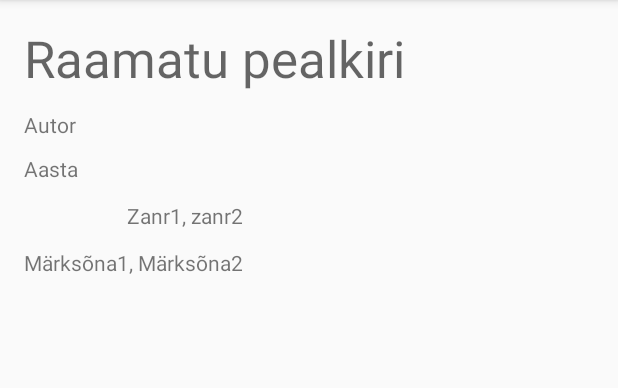
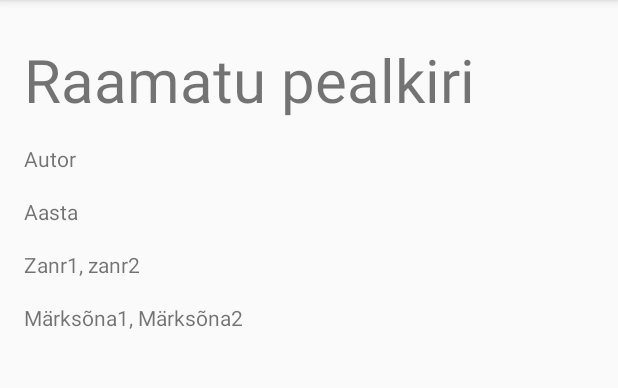
Before and after one commit to mihkelvilismae/tartu-library-app, an Android app: the BookViewActivity screen opened directly, with no data from a screen before it, on a phone screen of 412 x 824 dp, the part 84-472 px from its top. Run offline under Robolectric (Android 15) with nearby library versions, the phone set to English and light mode, and no system bars; 5 statements that could not run were skipped.

Commit message:
improved look of results page

```diff
--- a/AndroidApp/app/src/main/res/layout/activity_book_view.xml
+++ b/AndroidApp/app/src/main/res/layout/activity_book_view.xml
@@ -11,12 +11,32 @@
     tools:context="com.example.mihkel.libraryapp.Activities.BookViewActivity">
 
     <TextView
-        android:text="Raamatu pealkiri"
+        android:text="Zanr1, zanr2"
         android:layout_width="wrap_content"
         android:layout_height="wrap_content"
-        android:id="@+id/bookHeading"
-        android:layout_alignParentTop="true"
-        android:textAppearance="@style/TextAppearance.AppCompat.Display1"
+        android:layout_marginTop="16dp"
+        android:id="@+id/bookGenre"
+        android:layout_below="@+id/bookYear"
+        android:layout_alignParentLeft="true"
+        android:layout_alignParentStart="true" />
+
+    <TextView
+        android:text="Märksõna1, Märksõna2"
+        android:layout_width="wrap_content"
+        android:layout_height="wrap_content"
+        android:layout_marginTop="16dp"
+        android:id="@+id/bookKeyword"
+        android:layout_below="@+id/bookGenre"
+        android:layout_alignParentLeft="true"
+        android:layout_alignParentStart="true" />
+
+    <TextView
+        android:text="Aasta"
+        android:layout_width="wrap_content"
+        android:layout_height="wrap_content"
+        android:layout_marginTop="16dp"
+        android:id="@+id/bookYear"
+        android:layout_below="@+id/bookAuthor"
         android:layout_alignParentLeft="true"
         android:layout_alignParentStart="true" />
 
@@ -24,33 +44,30 @@
         android:text="Autor"
         android:layout_width="wrap_content"
         android:layout_height="wrap_content"
-        android:layout_below="@+id/bookHeading"
-        android:layout_marginTop="12dp"
+        android:layout_marginTop="16dp"
         android:id="@+id/bookAuthor"
+        android:layout_below="@+id/bookHeading" />
+
+
+    <TextView
+        android:visibility="gone"
+        android:text="Asukoht"
+        android:layout_width="wrap_content"
+        android:layout_height="wrap_content"
+        android:layout_marginTop="16dp"
+        android:id="@+id/bookLocation"
+        android:layout_below="@+id/bookYear"
         android:layout_alignParentLeft="true"
         android:layout_alignParentStart="true"
-        android:layout_alignRight="@+id/bookLocation"
-        android:layout_alignEnd="@+id/bookLocation" />
+        />
 
-    <TextView
-        android:text="Aasta"
-        android:layout_width="wrap_content"
-        android:layout_height="wrap_content"
-        android:layout_below="@+id/bookAuthor"
-        android:layout_alignLeft="@+id/bookAuthor"
-        android:layout_alignStart="@+id/bookAuthor"
-        android:layout_marginTop="10dp"
-        android:id="@+id/bookYear"
-        android:layout_alignRight="@+id/bookLocation"
-        android:layout_alignEnd="@+id/bookLocation" />
-
-    <TextView
+      <TextView
         android:visibility="gone"
         android:text="Lehekülgi"
         android:layout_width="wrap_content"
         android:layout_height="wrap_content"
         android:layout_below="@+id/bookLocation"
-        android:layout_marginTop="12dp"
+        android:layout_marginTop="16dp"
         android:id="@+id/bookPages"
         android:layout_alignRight="@+id/bookKeyword"
         android:layout_alignEnd="@+id/bookKeyword"
@@ -58,36 +75,16 @@
         android:layout_alignParentStart="true" />
 
     <TextView
-        android:text="Zanr1, zanr2"
+        android:text="Raamatu pealkiri"
+        style="@style/ListHeading"
         android:layout_width="wrap_content"
         android:layout_height="wrap_content"
-        android:layout_marginTop="12dp"
-        android:id="@+id/bookGenre"
-        android:layout_below="@+id/bookPages"
-        android:layout_alignLeft="@+id/bookPages"
-        android:layout_alignStart="@+id/bookPages"
-        android:layout_alignRight="@+id/bookPages"
-        />
-
-    <TextView
-        android:text="Märksõna1, Märksõna2"
-        android:layout_width="wrap_content"
-        android:layout_height="wrap_content"
-        android:layout_below="@+id/bookGenre"
-        android:layout_marginTop="12dp"
-        android:id="@+id/bookKeyword"
-        android:layout_alignParentLeft="true"
-        android:layout_alignParentStart="true" />
-
-    <TextView
-        android:visibility="gone"
-        android:text="Asukoht"
-        android:layout_width="wrap_content"
-        android:layout_height="wrap_content"
-        android:layout_marginTop="11dp"
-        android:id="@+id/bookLocation"
-        android:layout_below="@+id/bookYear"
+        android:id="@+id/bookHeading"
+        android:textAppearance="@style/TextAppearance.AppCompat.Display1"
+        android:textColor="?android:attr/textColorTertiary"
+        android:layout_alignParentTop="true"
         android:layout_alignParentLeft="true"
         android:layout_alignParentStart="true"
-        />
+        android:paddingLeft="0dp" />
+
 </RelativeLayout>
```
